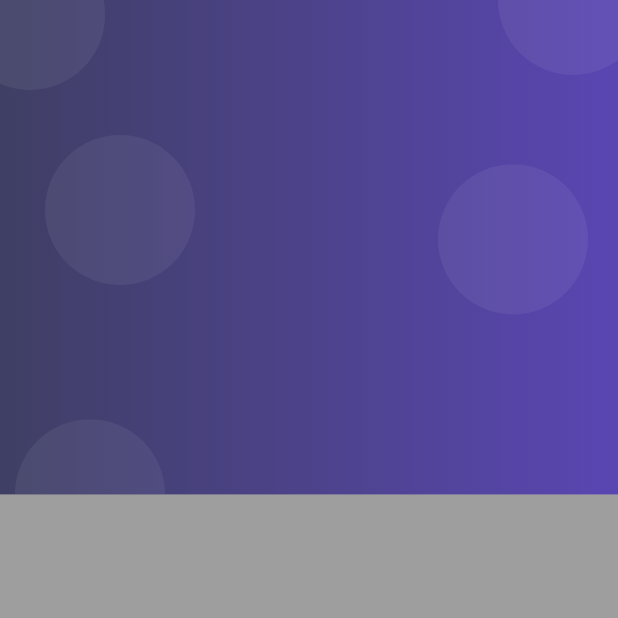
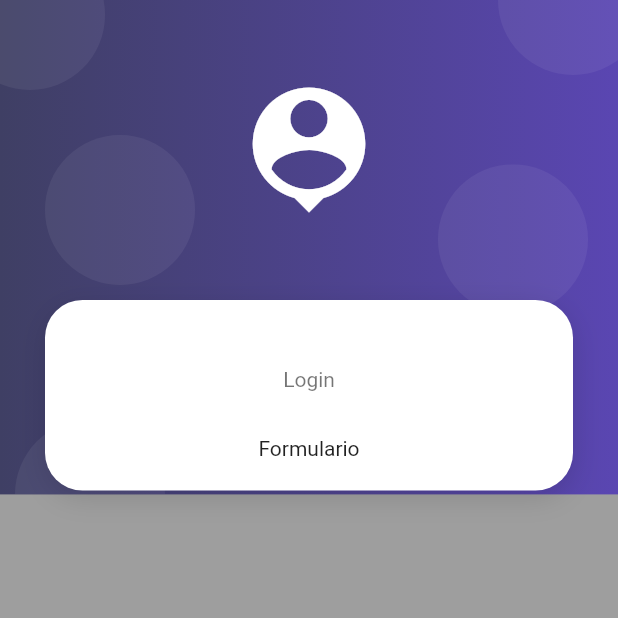
Before and after one commit to FSALVA157/login_flutter, a Flutter app: the screen it shows after launch, on a phone screen of 412 x 824 dp, the top half of it. Run offline on Flutter 3.47's test engine with Material 2 defaults, Android fonts, the light colour scheme and no system bars.

Commit message:
creando el cascaron

```diff
--- a/lib/screens/login_screen.dart
+++ b/lib/screens/login_screen.dart
@@ -7,7 +7,36 @@ class LoginScreen extends StatelessWidget {
   @override
   Widget build(BuildContext context) {
     return Scaffold(
-      body: AuthBackground(),
+      body: AuthBackground(
+          child: SingleChildScrollView(
+        child: Column(
+          children: [
+            SizedBox(
+              height: 200,
+            ),
+            CardContainer(
+              child: Column(
+                children: [
+                  SizedBox(
+                    height: 25,
+                  ),
+                  Text(
+                    'Login',
+                    style: ThemeData().textTheme.headline4,
+                  ),
+                  SizedBox(
+                    height: 30,
+                  ),
+                  Text(
+                    'Formulario',
+                    style: ThemeData().textTheme.headline6,
+                  ),
+                ],
+              ),
+            ),
+          ],
+        ),
+      )),
     );
   }
 }
--- a/lib/widgets/auth_background.dart
+++ b/lib/widgets/auth_background.dart
@@ -1,6 +1,10 @@
 import 'package:flutter/material.dart';
 
 class AuthBackground extends StatelessWidget {
+  final Widget child;
+
+  const AuthBackground({Key? key, required this.child}) : super(key: key);
+
   @override
   Widget build(BuildContext context) {
     final anchoTotal = MediaQuery.of(context).size.width;
@@ -14,10 +18,31 @@ class AuthBackground extends StatelessWidget {
           _PurpleBox(
             ancho: anchoTotal,
             alto: altoTotal,
-          )
+          ),
+          _headIcon(),
+          this.child
         ],
       ),
     );
+  }
+}
+
+class _headIcon extends StatelessWidget {
+  const _headIcon({
+    Key? key,
+  }) : super(key: key);
+
+  @override
+  Widget build(BuildContext context) {
+    return Positioned(
+        top: 50,
+        left: 50,
+        right: 50,
+        child: Icon(
+          Icons.person_pin,
+          color: Colors.white,
+          size: 100,
+        ));
   }
 }
 
--- /dev/null
+++ b/lib/widgets/card_container.dart
@@ -0,0 +1,30 @@
+import 'package:flutter/material.dart';
+
+class CardContainer extends StatelessWidget {
+  final Widget child;
+
+  const CardContainer({Key? key, required this.child}) : super(key: key);
+
+  @override
+  Widget build(BuildContext context) {
+    return Padding(
+      padding: const EdgeInsets.symmetric(
+        horizontal: 30,
+      ),
+      child: Container(
+        padding: EdgeInsets.all(20.0),
+        width: MediaQuery.of(context).size.width,
+        decoration: _createCardShape(),
+        child: this.child,
+      ),
+    );
+  }
+
+  BoxDecoration _createCardShape() => BoxDecoration(
+          color: Colors.white,
+          borderRadius: BorderRadius.circular(25.0),
+          boxShadow: [
+            BoxShadow(
+                color: Colors.black12, blurRadius: 15, offset: Offset(0, 5))
+          ]);
+}
--- a/lib/widgets/widgets.dart
+++ b/lib/widgets/widgets.dart
@@ -1 +1,2 @@
 export 'package:flutter_productos/widgets/auth_background.dart';
+export 'package:flutter_productos/widgets/card_container.dart';
```
